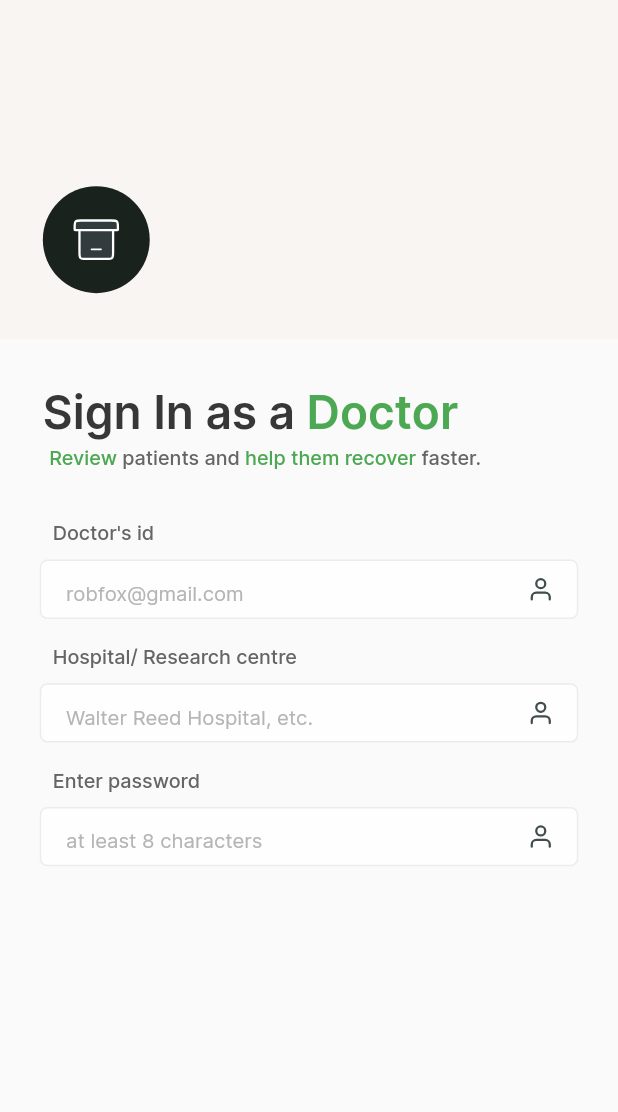
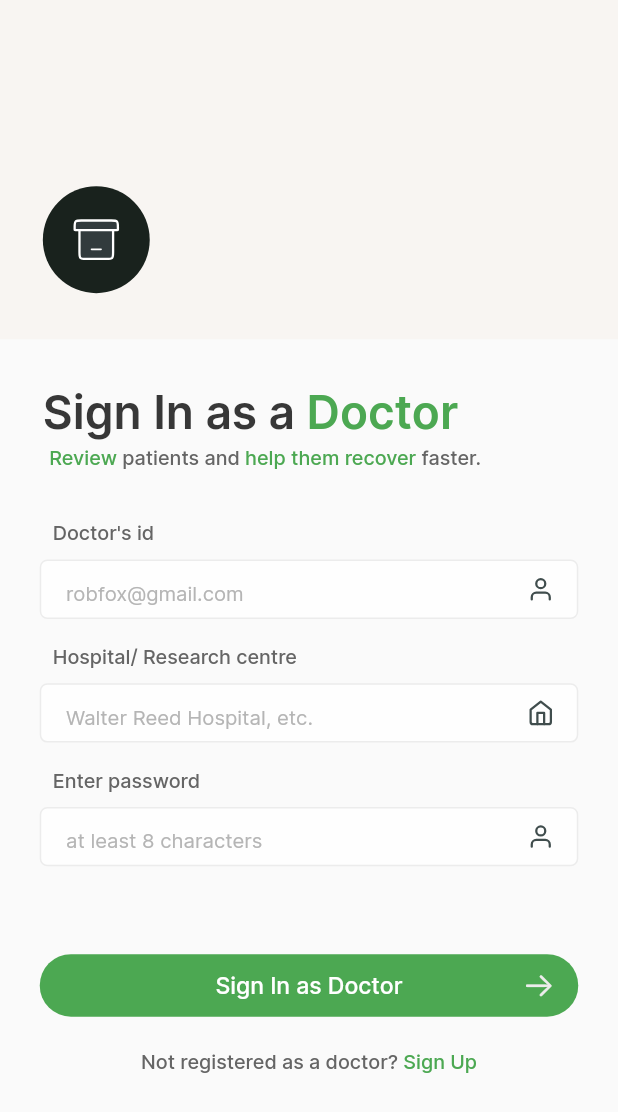
Before and after one commit to ramin443/exoheal, a Flutter app: the DoctorsLogin screen opened directly, on a phone screen of 412 x 824 dp. Shown: the top 1112 px of the screen. Run offline on Flutter 3.47's test engine with Material 2 defaults, Android fonts, the phone set to English and light mode, and no system bars; our stand-ins replace audio_video_progress_bar, charts_flutter, cloud_firestore, email_validator, feather_icons, firebase_auth and 7 more; missing offline and left inert: azblob; accounts and stored records are empty.

Commit message:
New updates ig

```diff
--- a/lib/getxcontrollers/doctorauthcontrollelr.dart
+++ b/lib/getxcontrollers/doctorauthcontrollelr.dart
@@ -1,3 +1,4 @@
+import 'package:exoheal/constants/color_constants.dart';
 import 'package:feather_icons/feather_icons.dart';
 import 'package:flutter/cupertino.dart';
 import 'package:flutter/material.dart';
@@ -5,58 +6,138 @@ import 'package:get/get.dart';
 
 import '../constants/fontconstants.dart';
 
-class DoctorAuthController extends GetxController{
-  TextEditingController logindoctoridcontroller=TextEditingController();
-  TextEditingController loginhospitalnamecontroller=TextEditingController();
-  TextEditingController loginpasswordcontroller=TextEditingController();
+class DoctorAuthController extends GetxController {
+  TextEditingController logindoctoridcontroller = TextEditingController();
+  TextEditingController loginhospitalnamecontroller = TextEditingController();
+  TextEditingController loginpasswordcontroller = TextEditingController();
+  String autherror = "";
 
-
-  Widget doctorloginfields(BuildContext context){
-    double screenwidth=MediaQuery.of(context).size.width;
+  Widget doctorloginfields(BuildContext context) {
+    double screenwidth = MediaQuery.of(context).size.width;
     return Container(
-      margin: EdgeInsets.only(top: screenwidth*0.0833),
+      margin: EdgeInsets.only(top: screenwidth * 0.0833),
       width: screenwidth,
       child: Column(
         mainAxisAlignment: MainAxisAlignment.start,
         crossAxisAlignment: CrossAxisAlignment.start,
         children: [
-          indivfield(context: context, fieldname:  "Doctor's id",hinttext: "robfox@gmail.com",
-          textEditingController: logindoctoridcontroller,),
-          indivfield(context: context, fieldname:  "Hospital/ Research centre",hinttext: "Walter Reed Hospital, etc.",
-            textEditingController: loginhospitalnamecontroller,),
-          indivfield(context: context, fieldname:  "Enter password",hinttext: "at least 8 characters",
-            textEditingController: loginpasswordcontroller,),        ],
+          indivfield(
+            context: context,
+            fieldname: "Doctor's id",
+            hinttext: "robfox@gmail.com",
+            fieldicon: Icon(
+              FeatherIcons.user,
+              color: Color(0xff404d4d),
+              //                 size: 18,
+              size: screenwidth * 0.0437,
+            ),
+            textEditingController: logindoctoridcontroller,
+          ),
+          indivfield(
+            context: context,
+            fieldname: "Hospital/ Research centre",
+            hinttext: "Walter Reed Hospital, etc.",
+            fieldicon: Icon(
+              FeatherIcons.home,
+              color: Color(0xff404d4d),
+              //                 size: 18,
+              size: screenwidth * 0.0437,
+            ),
+            textEditingController: loginhospitalnamecontroller,
+          ),
+          indivfield(
+            context: context,
+            fieldname: "Enter password",
+            hinttext: "at least 8 characters",
+            fieldicon: Icon(
+              FeatherIcons.user,
+              color: Color(0xff404d4d),
+              //                 size: 18,
+              size: screenwidth * 0.0437,
+            ),
+            textEditingController: loginpasswordcontroller,
+          ),
+          loginbutton(context),
+          Container(
+            width: screenwidth,
+            child: Column(
+              crossAxisAlignment: CrossAxisAlignment.center,
+              children: [
+
+                GestureDetector(
+                  onTap: (){
+
+                  },
+                  child: Container(
+                    margin: EdgeInsets.only(
+                        bottom: screenwidth*0.1733,
+                        top: screenwidth*0.0533),
+                    child: RichText(
+                      text: TextSpan(
+                          style: TextStyle(
+                              fontFamily: intermedium,
+                              color: Color(0xff656565),
+                              fontSize: screenwidth*0.032
+                          ),
+                          children: [
+                            TextSpan(
+                                text: "Not registered as a doctor? "
+                            ),
+                            TextSpan(
+                              text: "Sign Up",
+                              style:  TextStyle(
+                                  fontFamily: intermedium,
+                                  color: Color(0xff4CA852),
+                                  fontSize: screenwidth*0.032
+                              ),
+                            )
+                          ]
+                      ),
+                    ),
+                  ),
+                )
+              ],
+            ),
+          )
+        ],
       ),
     );
   }
-  Widget indivfield({BuildContext? context,String? fieldname,
-  String? hinttext, TextEditingController? textEditingController}){
-    double screenwidth=MediaQuery.of(context!).size.width;
+
+  Widget indivfield(
+      {BuildContext? context,
+      String? fieldname,
+      String? hinttext,
+        Icon? fieldicon,
+      TextEditingController? textEditingController}) {
+    double screenwidth = MediaQuery.of(context!).size.width;
     return Container(
-      margin: EdgeInsets.only(bottom: screenwidth*0.0413),
+      margin: EdgeInsets.only(bottom: screenwidth * 0.0413),
       child: Column(
         mainAxisAlignment: MainAxisAlignment.start,
         crossAxisAlignment: CrossAxisAlignment.start,
         children: [
           Container(
             margin: EdgeInsets.only(
-                left: screenwidth*0.021,bottom: screenwidth*0.024,
-                ),
-            child: Text(fieldname!,style: TextStyle(
-                fontFamily: intermedium,
-                color: Color(0xff656565),
-                fontSize: screenwidth*0.032
-            ),),
+              left: screenwidth * 0.021,
+              bottom: screenwidth * 0.024,
+            ),
+            child: Text(
+              fieldname!,
+              style: TextStyle(
+                  fontFamily: intermedium,
+                  color: Color(0xff656565),
+                  fontSize: screenwidth * 0.032),
+            ),
           ),
           Container(
             padding: EdgeInsets.only(
               //         horizontal: 24
-              left: screenwidth*0.04,
+              left: screenwidth * 0.04,
               //     right: screenwidth*0.04
-
             ),
             //      height: 46,
-            height: screenwidth*0.096,
+            height: screenwidth * 0.096,
             width: screenwidth,
             decoration: BoxDecoration(
               border: Border.all(
@@ -74,23 +155,15 @@ class DoctorAuthController extends GetxController{
                     fontFamily: interregular,
                     color: Colors.black87,
                     //       fontSize: 13.5
-                    fontSize: screenwidth*0.0328
-                ),
+                    fontSize: screenwidth * 0.0328),
                 keyboardType: TextInputType.text,
                 textInputAction: TextInputAction.next,
                 decoration: InputDecoration(
-                  suffixIcon: Icon(FeatherIcons.user,
-                    color: Color(0xff404d4d),
-                    //                 size: 18,
-                    size: screenwidth*0.0437,
-                  ),
+                  suffixIcon: fieldicon,
                   border: InputBorder.none,
                   hintText: hinttext,
                   hintStyle: TextStyle(
-                      fontFamily: interregular,
-                      color: Color(0xffB5B5B5)
-                  ),
-
+                      fontFamily: interregular, color: Color(0xffB5B5B5)),
                 ),
               ),
             ),
@@ -99,4 +172,91 @@ class DoctorAuthController extends GetxController{
       ),
     );
   }
+
+  Widget errorsections(BuildContext context) {
+    double screenwidth = MediaQuery.of(context).size.width;
+    return Column(
+      mainAxisAlignment: MainAxisAlignment.start,
+      crossAxisAlignment: CrossAxisAlignment.start,
+      children: [
+        autherror == ""
+            ? Container(
+                margin: EdgeInsets.only(
+                    top: screenwidth * 0.032, right: screenwidth * 0.0246),
+                child: Text(
+                  "autherror",
+                  style: TextStyle(
+                    fontFamily: intermedium,
+                    color: Colors.transparent,
+                    fontSize: screenwidth * 0.0293,
+                  ),
+                  maxLines: 2,
+                ),
+              )
+            : Container(
+                margin: EdgeInsets.only(
+                    top: screenwidth * 0.032, right: screenwidth * 0.0246),
+                child: Text(
+                  autherror,
+                  style: TextStyle(
+                    fontFamily: intermedium,
+                    color: Colors.redAccent,
+                    fontSize: screenwidth * 0.0293,
+                  ),
+                  maxLines: 2,
+                ),
+              ),
+      ],
+    );
+  }
+
+  Widget loginbutton(BuildContext context) {
+    double screenwidth = MediaQuery.of(context).size.width;
+    return GestureDetector(
+      onTap: () {},
+      child: Container(
+        margin: EdgeInsets.only(top: screenwidth*0.101),
+        width: screenwidth,
+        height: screenwidth * 0.101,
+        padding: EdgeInsets.symmetric(horizontal: screenwidth * 0.0373),
+        decoration: BoxDecoration(
+          color: exohealgreen,
+          borderRadius: BorderRadius.all(Radius.circular(22)),
+        ),
+        child: Row(
+          crossAxisAlignment: CrossAxisAlignment.center,
+          mainAxisAlignment: MainAxisAlignment.spaceBetween,
+          children: [
+            GestureDetector(
+              onTap: () {},
+              child: Icon(
+                CupertinoIcons.arrow_right,
+                color: Colors.transparent,
+                size: screenwidth * 0.053,
+              ),
+            ),
+            Container(
+              child:
+
+              Text(
+                "Sign In as Doctor",
+                style: TextStyle(
+                    fontFamily: intermedium,
+                    color: Colors.white,
+                    fontSize: screenwidth * 0.0373),
+              ),
+            ),
+            GestureDetector(
+              onTap: () {},
+              child: Icon(
+                CupertinoIcons.arrow_right,
+                color: Color(0xffECECEC),
+                size: screenwidth * 0.053,
+              ),
+            ),
+          ],
+        ),
+      ),
+    );
+  }
 }
--- a/lib/main.dart
+++ b/lib/main.dart
@@ -31,7 +31,7 @@ class MyApp extends StatelessWidget {
       theme: ThemeData(
         primarySwatch: Colors.blue,
       ),
-      home: DoctorsLogin(),
+      home: SplashScreen(),
       routes: <String, WidgetBuilder>{
         '/SignUp': (BuildContext context) => SignUp(),
         '/Login': (BuildContext context) => Login(),
--- a/lib/screens/auth/doctors_interface/doctor_login.dart
+++ b/lib/screens/auth/doctors_interface/doctor_login.dart
@@ -24,7 +24,7 @@ class DoctorsLogin extends StatelessWidget {
         init: DoctorAuthController(),
         builder: (doctorsauthcontroller){
           return Scaffold(
-            resizeToAvoidBottomInset: false,
+            resizeToAvoidBottomInset: true,
             body: SingleChildScrollView(
               physics: BouncingScrollPhysics(),
                 child: Container(
--- a/lib/screens/base/base.dart
+++ b/lib/screens/base/base.dart
@@ -6,8 +6,7 @@ import 'package:flutter/services.dart';
 import 'package:flutter_svg/svg.dart';
 import 'package:get/get.dart';
 class Base extends StatelessWidget {
-  const Base({Key? key}) : super(key: key);
-
+   Base({Key? key}) : super(key: key);
   @override
   Widget build(BuildContext context) {
     SystemChrome.setSystemUIOverlayStyle(SystemUiOverlayStyle(statusBarColor: Colors.white,
--- a/lib/screens/base/profile.dart
+++ b/lib/screens/base/profile.dart
@@ -27,7 +27,7 @@ class Profile extends StatelessWidget {
             elevation: 0,
             actions: [
               profilecontroller.changemade?
-              FlatButton(onPressed: (){
+              GestureDetector(onTap: (){
                 profilecontroller.updateuserdata(context);
               }, child:  Container(
                 child: Text("Save",
```
Also changed, not shown: pubspec.yaml (+4 -5 lines), pubspec.lock, 1 other file.
